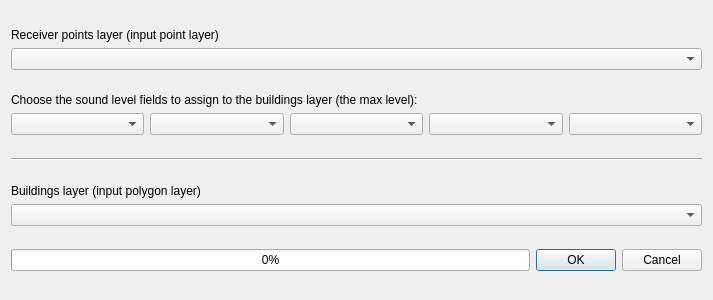
First picture: the form in tools/ui_AssignLevelsToBuildings.ui, repository Arpapiemonte/openoise-map, before the edit.
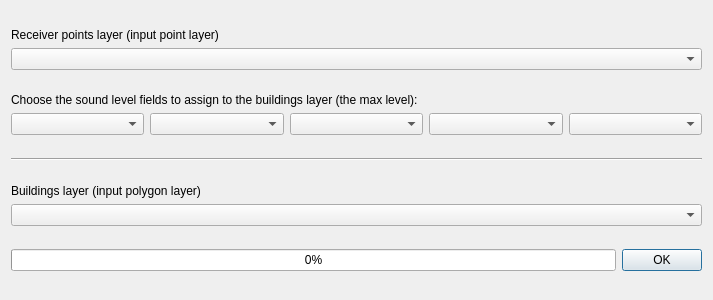
Second picture: the form after the edit. Custom widgets are drawn as their Qt base class.

```diff
--- a/tools/ui_AssignLevelsToBuildings.ui
+++ b/tools/ui_AssignLevelsToBuildings.ui
@@ -154,7 +154,7 @@
         <enum>Qt::Horizontal</enum>
        </property>
        <property name="standardButtons">
-        <set>QDialogButtonBox::Cancel|QDialogButtonBox::Ok</set>
+        <set>QDialogButtonBox::Ok</set>
        </property>
       </widget>
      </item>
```
